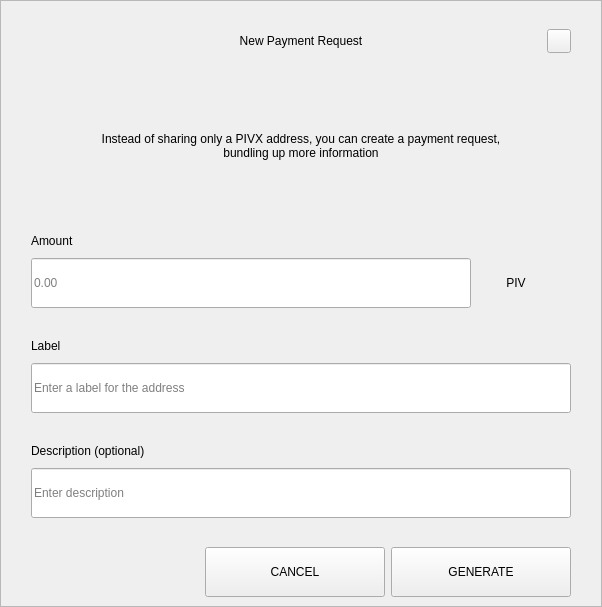
Old version of the form src/qt/pivx/forms/requestdialog.ui in the repository THETCR/rpicore.
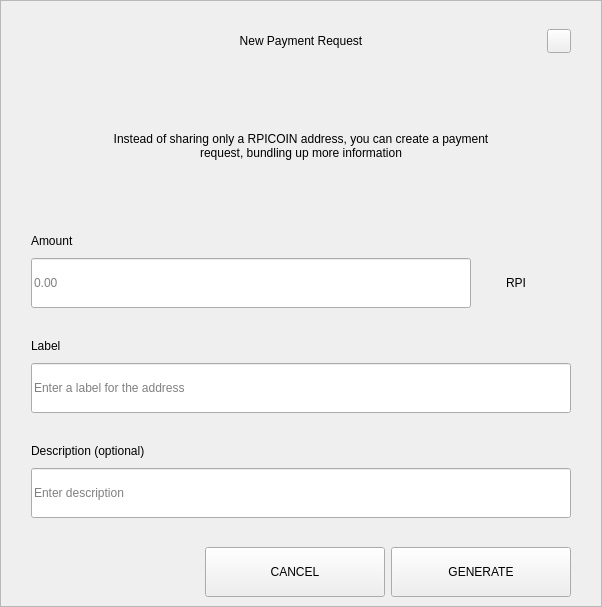
New version of the form.

What changed in the file:
```diff
--- a/src/qt/pivx/forms/requestdialog.ui
+++ b/src/qt/pivx/forms/requestdialog.ui
@@ -210,7 +210,7 @@
              </size>
             </property>
             <property name="text">
-             <string>Instead of sharing only a PIVX address, you can create a payment request, bundling up more information</string>
+             <string>Instead of sharing only a RPICOIN address, you can create a payment request, bundling up more information</string>
             </property>
             <property name="alignment">
              <set>Qt::AlignCenter</set>
@@ -327,7 +327,7 @@
                    <item>
                     <widget class="QLabel" name="comboBoxCoin">
                      <property name="text">
-                      <string>PIV</string>
+                      <string>RPI</string>
                      </property>
                      <property name="alignment">
                       <set>Qt::AlignCenter</set>
```
